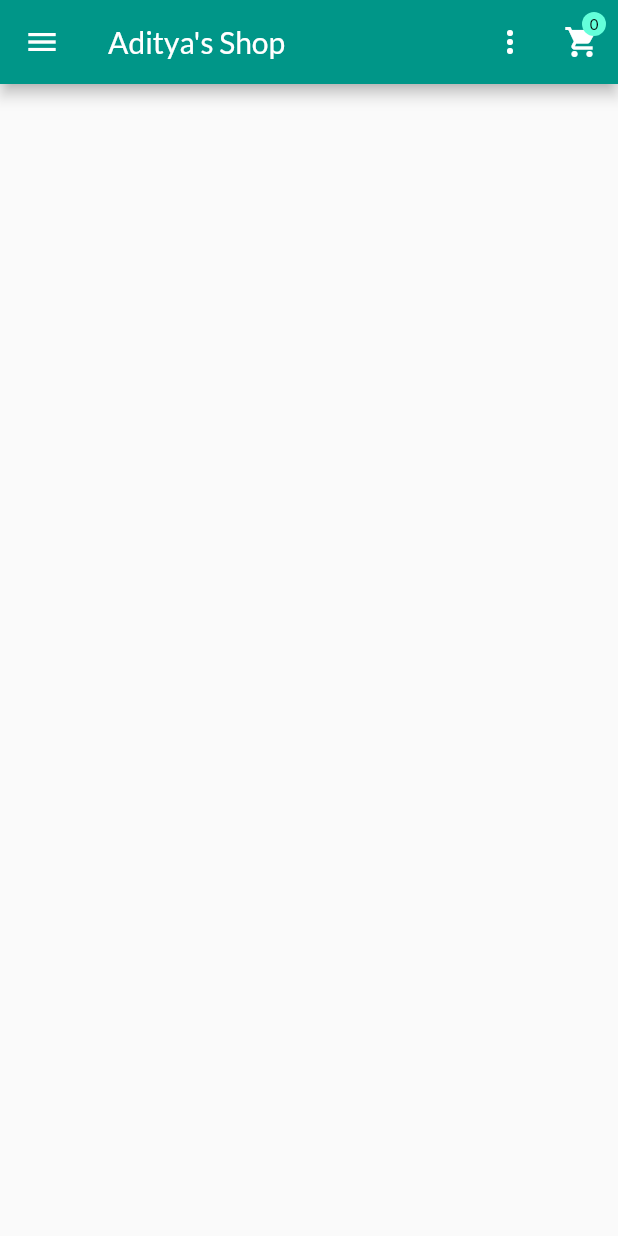
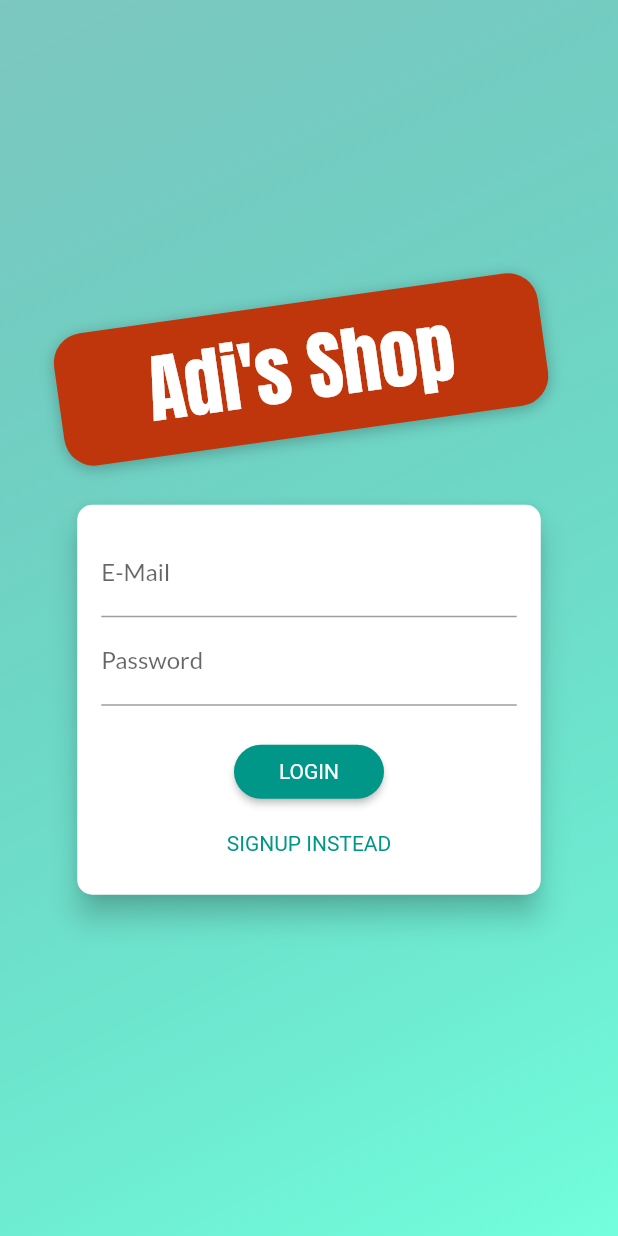
Before and after one commit to adityajinegar/shopping_app_flutter, a Flutter app: the screen it shows after launch, on a phone screen of 412 x 824 dp. Run offline on Flutter 3.47's test engine with Material 2 defaults, Android fonts, the phone set to English and light mode, and no system bars; our stand-ins replace firebase_core; accounts and stored records are empty.

```diff
--- a/lib/main.dart
+++ b/lib/main.dart
@@ -1,6 +1,7 @@
 import 'package:firebase_core/firebase_core.dart';
 import 'package:flutter/material.dart';
 import 'package:provider/provider.dart';
+import 'package:shopping_app_flutter/pages/auth_page.dart';
 import 'pages/cart_page.dart';
 import 'pages/edit_product_page.dart';
 import 'pages/orders_page.dart';
@@ -40,7 +41,7 @@ class MyApp extends StatelessWidget {
               .copyWith(secondary: Colors.tealAccent),
           fontFamily: 'Lato',
         ),
-        home: const ProductsOverviewPage(),
+        home: AuthPage(),
         routes: {
           ProductDetailsPage.routeName: (context) => const ProductDetailsPage(),
           CartPage.routeName: (context) => const CartPage(),
--- /dev/null
+++ b/lib/pages/auth_page.dart
@@ -0,0 +1,230 @@
+import 'dart:math';
+
+import 'package:flutter/material.dart';
+
+enum AuthMode { Signup, Login }
+
+class AuthPage extends StatelessWidget {
+  static const routeName = '/auth';
+
+  @override
+  Widget build(BuildContext context) {
+    final deviceSize = MediaQuery.of(context).size;
+    // final transformConfig = Matrix4.rotationZ(-8 * pi / 180);
+    // transformConfig.translate(-10.0);
+    return Scaffold(
+      // resizeToAvoidBottomInset: false,
+      body: Stack(
+        children: <Widget>[
+          Container(
+            decoration: BoxDecoration(
+              gradient: LinearGradient(
+                colors: [
+                  Colors.teal.withOpacity(0.5),
+                  Colors.tealAccent.withOpacity(0.9),
+                  // Color.fromRGBO(215, 117, 255, 1).withOpacity(0.5),
+                  // Color.fromRGBO(255, 188, 117, 1).withOpacity(0.9),
+                ],
+                begin: Alignment.topLeft,
+                end: Alignment.bottomRight,
+                stops: [0, 1],
+              ),
+            ),
+          ),
+          SingleChildScrollView(
+            child: Container(
+              height: deviceSize.height,
+              width: deviceSize.width,
+              child: Column(
+                mainAxisAlignment: MainAxisAlignment.center,
+                crossAxisAlignment: CrossAxisAlignment.center,
+                children: [
+                  Flexible(
+                    child: Container(
+                      margin: EdgeInsets.only(bottom: 20.0),
+                      padding:
+                          EdgeInsets.symmetric(vertical: 8.0, horizontal: 60.0),
+                      transform: Matrix4.rotationZ(-8 * pi / 180)
+                        ..translate(-10.0),
+                      // ..translate(-10.0),
+                      decoration: BoxDecoration(
+                        borderRadius: BorderRadius.circular(20),
+                        color: Colors.deepOrange.shade900,
+                        boxShadow: [
+                          BoxShadow(
+                            blurRadius: 8,
+                            color: Colors.black26,
+                            offset: Offset(0, 2),
+                          )
+                        ],
+                      ),
+                      child: Text(
+                        "Adi's Shop",
+                        style: TextStyle(
+                          color: Theme.of(context).colorScheme.onSecondary,
+                          fontSize: 50,
+                          fontFamily: 'Anton',
+                          fontWeight: FontWeight.normal,
+                        ),
+                      ),
+                    ),
+                  ),
+                  Flexible(
+                    flex: deviceSize.width > 600 ? 2 : 1,
+                    child: AuthCard(),
+                  ),
+                ],
+              ),
+            ),
+          ),
+        ],
+      ),
+    );
+  }
+}
+
+class AuthCard extends StatefulWidget {
+  const AuthCard({super.key});
+
+  @override
+  _AuthCardState createState() => _AuthCardState();
+}
+
+class _AuthCardState extends State<AuthCard> {
+  final GlobalKey<FormState> _formKey = GlobalKey();
+  AuthMode _authMode = AuthMode.Login;
+  Map<String, String> _authData = {
+    'email': '',
+    'password': '',
+  };
+  var _isLoading = false;
+  final _passwordController = TextEditingController();
+
+  void _submit() {
+    if (!_formKey.currentState!.validate()) {
+      // Invalid!
+      return;
+    }
+    _formKey.currentState!.save();
+    setState(() {
+      _isLoading = true;
+    });
+    if (_authMode == AuthMode.Login) {
+      // Log user in
+    } else {
+      // Sign user up
+    }
+    setState(() {
+      _isLoading = false;
+    });
+  }
+
+  void _switchAuthMode() {
+    if (_authMode == AuthMode.Login) {
+      setState(() {
+        _authMode = AuthMode.Signup;
+      });
+    } else {
+      setState(() {
+        _authMode = AuthMode.Login;
+      });
+    }
+  }
+
+  @override
+  Widget build(BuildContext context) {
+    final deviceSize = MediaQuery.of(context).size;
+    return Card(
+      shape: RoundedRectangleBorder(
+        borderRadius: BorderRadius.circular(10.0),
+      ),
+      elevation: 8.0,
+      child: Container(
+        height: _authMode == AuthMode.Signup ? 320 : 260,
+        constraints:
+            BoxConstraints(minHeight: _authMode == AuthMode.Signup ? 320 : 260),
+        width: deviceSize.width * 0.75,
+        padding: EdgeInsets.all(16.0),
+        child: Form(
+          key: _formKey,
+          child: SingleChildScrollView(
+            child: Column(
+              children: [
+                TextFormField(
+                  decoration: InputDecoration(labelText: 'E-Mail'),
+                  keyboardType: TextInputType.emailAddress,
+                  validator: (value) {
+                    if (value!.isEmpty || !value.contains('@')) {
+                      return 'Invalid email!';
+                    }
+                    return null;
+                  },
+                  onSaved: (value) {
+                    _authData['email'] = value!;
+                  },
+                ),
+                TextFormField(
+                  decoration: InputDecoration(labelText: 'Password'),
+                  obscureText: true,
+                  controller: _passwordController,
+                  validator: (value) {
+                    if (value!.isEmpty || value.length < 5) {
+                      return 'Password is too short!';
+                    }
+                  },
+                  onSaved: (value) {
+                    _authData['password'] = value!;
+                  },
+                ),
+                if (_authMode == AuthMode.Signup)
+                  TextFormField(
+                    enabled: _authMode == AuthMode.Signup,
+                    decoration: InputDecoration(labelText: 'Confirm Password'),
+                    obscureText: true,
+                    validator: _authMode == AuthMode.Signup
+                        ? (value) {
+                            if (value != _passwordController.text) {
+                              return 'Passwords do not match!';
+                            }
+                            return null;
+                          }
+                        : null,
+                  ),
+                SizedBox(
+                  height: 20,
+                ),
+                if (_isLoading)
+                  CircularProgressIndicator()
+                else
+                  ElevatedButton(
+                    child:
+                        Text(_authMode == AuthMode.Login ? 'LOGIN' : 'SIGN UP'),
+                    onPressed: _submit,
+                    style: ElevatedButton.styleFrom(
+                      shape: RoundedRectangleBorder(
+                        borderRadius: BorderRadius.circular(30),
+                      ),
+                      padding:
+                          EdgeInsets.symmetric(horizontal: 30.0, vertical: 8.0),
+                      backgroundColor: Colors.teal,
+                      textStyle: TextStyle(color: Colors.white),
+                    ),
+                  ),
+                TextButton(
+                  child: Text(
+                      '${_authMode == AuthMode.Login ? 'SIGNUP' : 'LOGIN'} INSTEAD'),
+                  onPressed: _switchAuthMode,
+                  style: TextButton.styleFrom(
+                    padding:
+                        EdgeInsets.symmetric(horizontal: 30.0, vertical: 4),
+                    textStyle: TextStyle(color: Colors.teal),
+                  ),
+                ),
+              ],
+            ),
+          ),
+        ),
+      ),
+    );
+  }
+}
```
